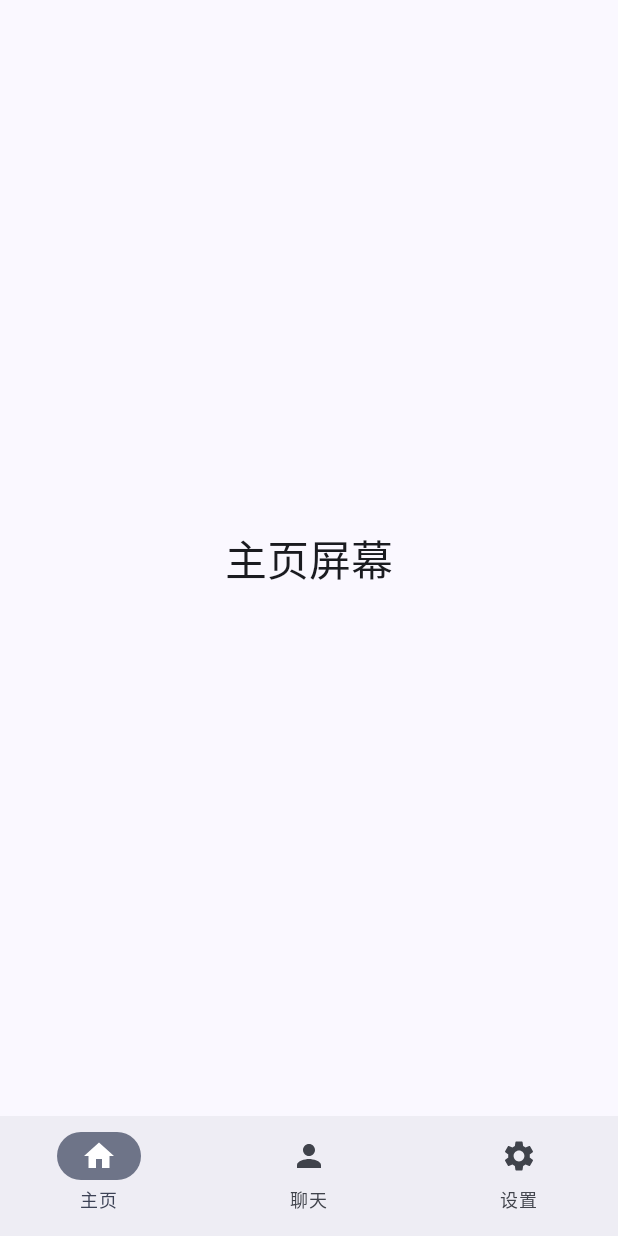
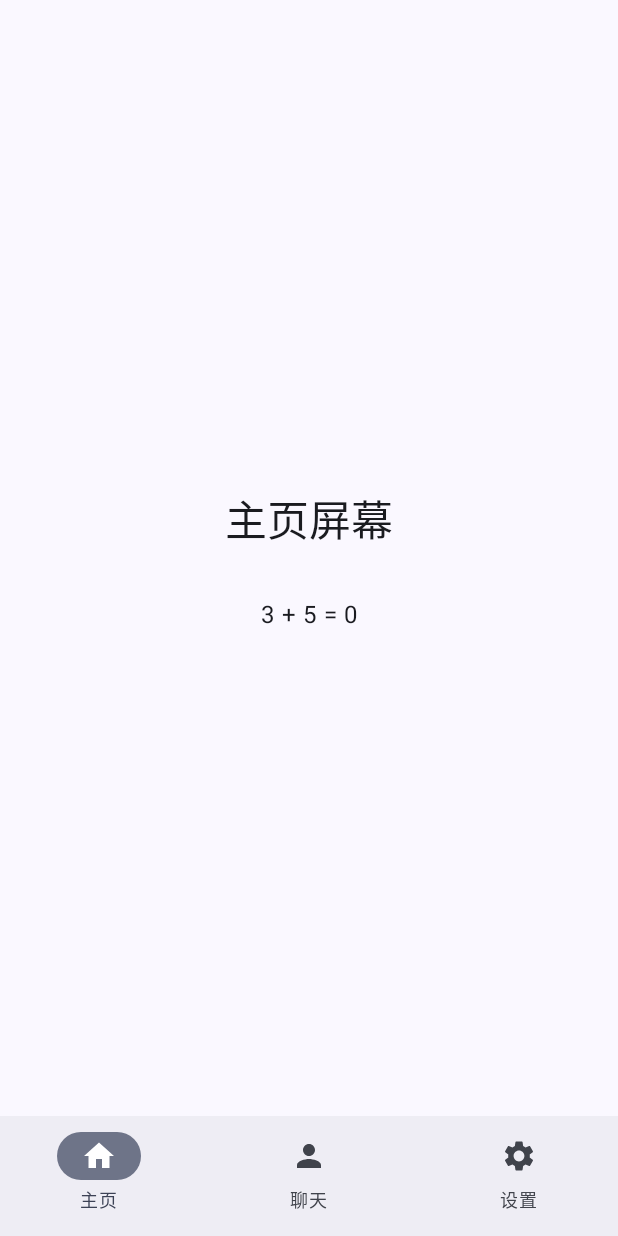
Before and after one commit to lanzhengpeng/ComposePython, an Android app built with Jetpack Compose: the screen it shows after launch (MainActivity), on a phone screen of 412 x 824 dp. Run offline under Robolectric (Android 15) with nearby library versions, the phone set to English and light mode, and no system bars; libraries missing offline, so code that uses them is left out: com.chaquo.python; 5 statements that could not run were skipped.

Commit message:
配置python，然后添加python函数

```diff
--- a/app/src/main/java/com/example/composepythondemo/ui/screen/MainScreen.kt
+++ b/app/src/main/java/com/example/composepythondemo/ui/screen/MainScreen.kt
@@ -1,20 +1,54 @@
-// MainScreen.kt
 package com.example.composepythondemo.ui.screen
 
 import androidx.compose.foundation.layout.*
 import androidx.compose.material3.*
-import androidx.compose.runtime.Composable
+import androidx.compose.runtime.*
 import androidx.compose.ui.Alignment
 import androidx.compose.ui.Modifier
 import androidx.navigation.NavController
+import com.chaquo.python.Python
+import com.chaquo.python.android.AndroidPlatform
+import androidx.compose.ui.unit.dp
+import androidx.compose.ui.platform.LocalContext
 
 @Composable
 fun MainScreen(navController: NavController) {
+    val context = LocalContext.current
+
+    // 用 remember 保存 Python 结果，避免重组时重复执行
+    var greeting by remember { mutableStateOf("") }
+    var sum by remember { mutableStateOf(0) }
+
+    // 在 Compose 启动时初始化 Python 并调用方法
+    LaunchedEffect(Unit) {
+        if (!Python.isStarted()) {
+            Python.start(AndroidPlatform(context))
+        }
+        val py = Python.getInstance()
+        val pyModule = py.getModule("myscript")   // 对应 myscript.py
+
+        greeting = pyModule.callAttr("greet", "Lan").toString()
+        sum = pyModule.callAttr("add", 3, 5).toInt()
+    }
+
+    // UI 部分
     Column(
-        modifier = Modifier.fillMaxSize(),
+        modifier = Modifier.fillMaxSize().padding(16.dp),
         horizontalAlignment = Alignment.CenterHorizontally,
         verticalArrangement = Arrangement.Center
     ) {
-        Text("主页屏幕", style = MaterialTheme.typography.headlineMedium)
+        Text(
+            text = "主页屏幕",
+            style = MaterialTheme.typography.headlineMedium
+        )
+        Spacer(modifier = Modifier.height(16.dp))
+        Text(
+            text = greeting,
+            style = MaterialTheme.typography.bodyLarge
+        )
+        Text(
+            text = "3 + 5 = $sum",
+            style = MaterialTheme.typography.bodyLarge
+        )
     }
 }
--- a/settings.gradle.kts
+++ b/settings.gradle.kts
@@ -9,6 +9,7 @@ pluginManagement {
         }
         mavenCentral()
         gradlePluginPortal()
+        maven { url = uri("https://repo1.maven.org/maven2/") }
     }
 }
 dependencyResolutionManagement {
@@ -16,6 +17,7 @@ dependencyResolutionManagement {
     repositories {
         google()
         mavenCentral()
+        maven { url = uri("https://repo1.maven.org/maven2/") } // Chaquopy 专用仓库
     }
 }
 
```
Also changed, not shown: app/build.gradle.kts (+33 -1 lines), build.gradle.kts (+12 -0 lines), gradle/libs.versions.toml (line endings or trailing spaces), 1 other file.
